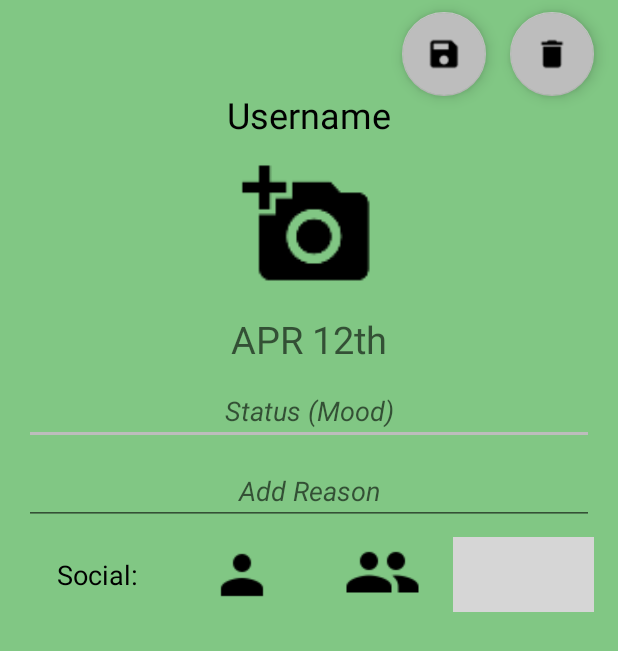
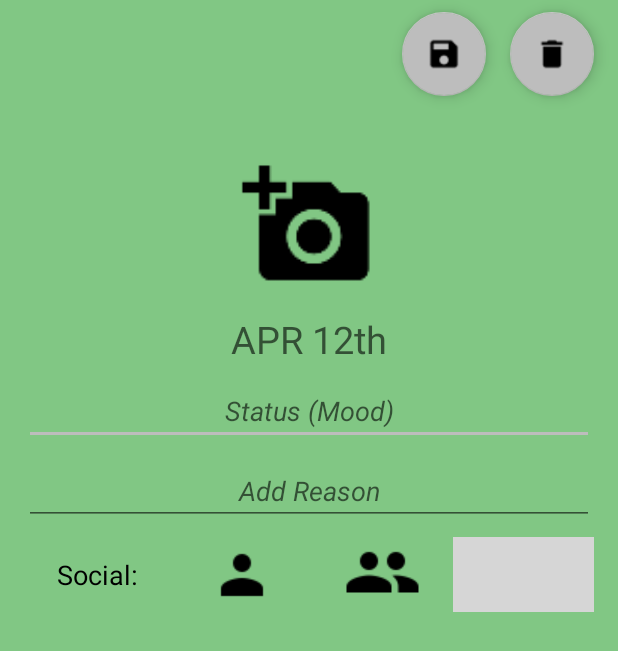
Before and after one commit to CMPUT301W17T17/MoodSwings, an Android app: the screen it shows after launch (EditMoodActivity), after a tap on an icon or button, on a phone screen of 412 x 824 dp. Shown: the top 651 px of the screen. Run offline under Robolectric (Android 15) with nearby library versions, the phone set to English and light mode, and no system bars; grey boxes are pictures that could not be loaded.

Commit message:
fixed editField having old values

```diff
--- a/app/src/main/java/com/example/android/sendmoods/EditMoodActivity.java
+++ b/app/src/main/java/com/example/android/sendmoods/EditMoodActivity.java
@@ -8,6 +8,7 @@ import android.text.InputFilter;
 import android.view.View;
 import android.widget.Button;
 import android.widget.EditText;
+import android.widget.TextView;
 
 import static com.example.android.sendmoods.Constants.HAPPY_COLOR;
 import static com.example.android.sendmoods.Constants.HAPPY_POPUP_BOX;
@@ -20,6 +21,7 @@ public class EditMoodActivity extends Activity {
     //as private variables.
     private EditText reasonText;
     private EditText moodText;
+    private TextView userName;
 
     private MoodEvent moodEvent;
 
@@ -37,7 +39,7 @@ public class EditMoodActivity extends Activity {
 
         reasonText = (EditText) findViewById(R.id.reason_text);
         moodText = (EditText) findViewById(R.id.mood_text);
-
+        userName = (TextView) findViewById(R.id.username);
 
 
         //backgroundView = findViewById(R.id.edit_background);
@@ -60,6 +62,7 @@ public class EditMoodActivity extends Activity {
                 Intent resultIntent = new Intent(EditMoodActivity.this, MoodListActivity.class);
                 resultIntent.putExtra("updatedMood", moodEvent);
 
+
                 setResult(RES_CODE_NEW, resultIntent);
                 finish();
             }
@@ -78,6 +81,7 @@ public class EditMoodActivity extends Activity {
     public void onStart(){
         super.onStart();
         moodEvent = getIntent().getParcelableExtra("MoodEvent");
+
         //backgroundView.setBackground();
 
         String nullString = "";
@@ -93,5 +97,11 @@ public class EditMoodActivity extends Activity {
         } catch (Exception e) {
             reasonText.setText(nullString);
         }
+
+        try {
+            userName.setText(moodEvent.getUsername());
+        } catch (Exception e) {
+            userName.setText("Username");
+        }
     }
 }
--- a/app/src/main/java/com/example/android/sendmoods/MoodListActivity.java
+++ b/app/src/main/java/com/example/android/sendmoods/MoodListActivity.java
@@ -35,7 +35,7 @@ public class MoodListActivity extends AppCompatActivity{
     //Location location = new Location("defaultLocation");
     //private MoodEvent testMoodEvent = new MoodEvent("February 02, 2017", "11:11", "Harder Better Faster", "Mohamad", "123 Fakestreet, WA", HAPPY_WORD, HAPPY_POPUP_BOX, HAPPY_COLOR);
 
-    private MoodEvent newMoodEvent = new MoodEvent();
+    private MoodEvent newMoodEvent;
     private Intent changeIntent;
 
     @Override
@@ -66,10 +66,13 @@ public class MoodListActivity extends AppCompatActivity{
 
         addButton.setOnClickListener(new View.OnClickListener() {
             public void onClick(View v) {
+                newMoodEvent = new MoodEvent();
 
 
                 changeIntent = new Intent(MoodListActivity.this, EditMoodActivity.class);
                 changeIntent.putExtra("MoodEvent", newMoodEvent);
+
+
                 startActivityForResult(changeIntent, REQ_CODE_NEW);
             }
         });
@@ -123,7 +126,4 @@ public class MoodListActivity extends AppCompatActivity{
         }
     }
 
-
-
-
 }
--- a/app/src/main/java/com/example/android/sendmoods/MoodPopupActivity.java
+++ b/app/src/main/java/com/example/android/sendmoods/MoodPopupActivity.java
@@ -21,6 +21,7 @@ import static com.example.android.sendmoods.Constants.RES_CODE_NOCHANGE;
 public class MoodPopupActivity extends AppCompatActivity {
 
     private MoodEvent moodEvent;
+    private int code;
     private TextView usernameText;
     private TextView moodText;
     private TextView dateText;
@@ -53,6 +54,7 @@ public class MoodPopupActivity extends AppCompatActivity {
             public void onClick(View v){
                 Intent myIntent = new Intent(MoodPopupActivity.this, EditMoodActivity.class);
                 myIntent.putExtra("MoodEvent", moodEvent);
+                myIntent.putExtra("resCode", RES_CODE_EDITED);
                 startActivityForResult(myIntent, REQ_CODE_EDIT);
             }
         });
--- a/app/src/main/res/layout/edit_mood.xml
+++ b/app/src/main/res/layout/edit_mood.xml
@@ -33,6 +33,7 @@
         android:orientation="vertical">
 
         <TextView
+            android:id="@+id/username"
             android:layout_width="match_parent"
             android:layout_height="wrap_content"
             android:gravity="center_horizontal"
```
